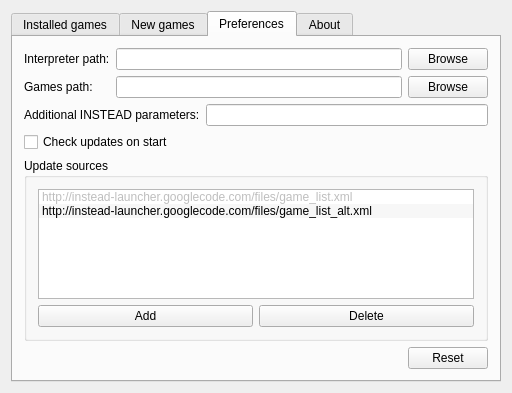
First picture: the form in mainwindow.ui, repository instead-hub/instead-launcher, before the edit.
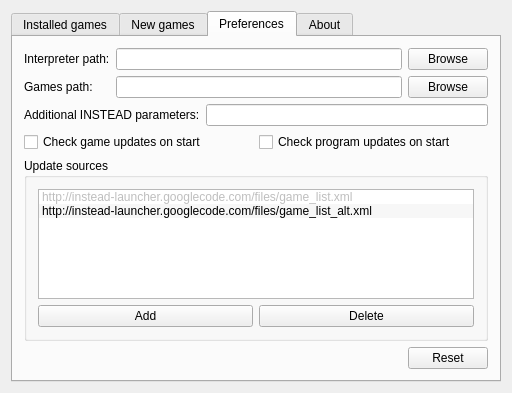
Second picture: the form after the edit. The open tabs and pages were chosen to show the change.

Commit message: sw update check box (not works ye!)

The edit to the form file:
```diff
--- a/mainwindow.ui
+++ b/mainwindow.ui
@@ -270,11 +270,22 @@
          </layout>
         </item>
         <item>
+         <layout class="QHBoxLayout" name="horizontalLayout_7">
+          <item>
          <widget class="QCheckBox" name="autoRefreshCheckBox">
           <property name="text">
-           <string>Check updates on start</string>
-          </property>
-         </widget>
+             <string>Check game updates on start</string>
+            </property>
+           </widget>
+          </item>
+          <item>
+           <widget class="QCheckBox" name="autoRefreshSwCheckBox">
+            <property name="text">
+             <string>Check program updates on start</string>
+            </property>
+           </widget>
+          </item>
+         </layout>
         </item>
         <item>
          <widget class="QGroupBox" name="updateUrlBox">
```
Left out of the diff: 10 changed lines with no effect on the pictures. Lines whose indentation alone changed are shown as unchanged. The commit also changes 1 other file.
